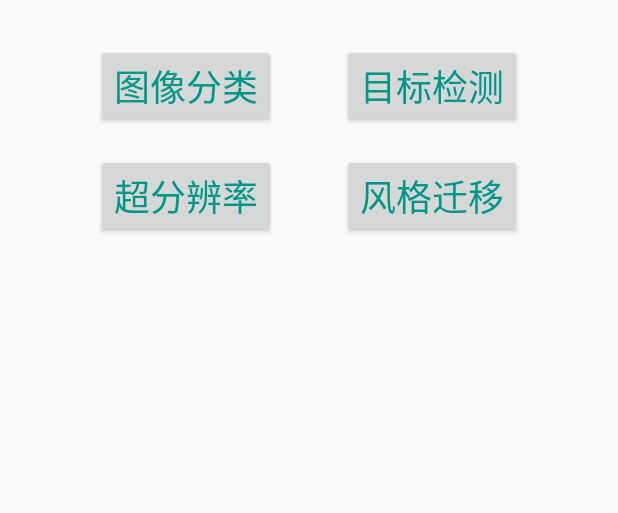
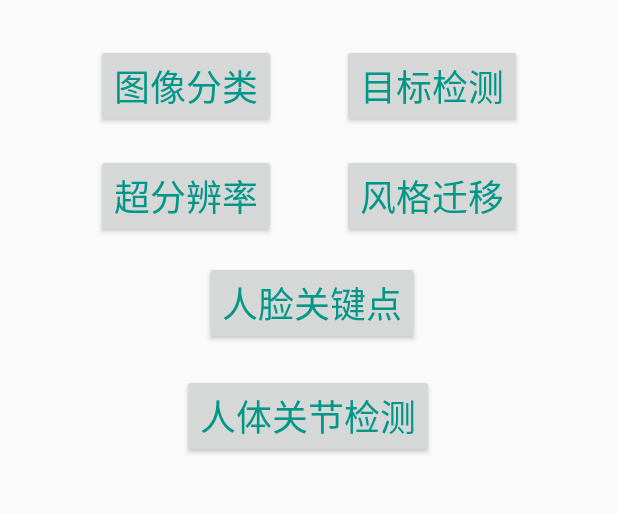
Before and after one commit to FubaoWang/learn_android, an Android app: the screen it shows after launch (MainActivity), on a phone screen of 412 x 824 dp, the part 574-1087 px from its top. Run offline under Robolectric (Android 15) with nearby library versions, the phone set to English and light mode, and no system bars; our stand-ins replace data binding, navigation-ui.

Commit message:
完成人脸关键点与人体关节检测的界面搭建

```diff
--- a/AIDemo/app/build.gradle
+++ b/AIDemo/app/build.gradle
@@ -16,10 +16,11 @@ android {
             cmake {
                 arguments "-DANDROID_ARM_NEON=TRUE", "-DANDROID_PLATFORM=android-21", "-DANDROID_STL=c++_shared"
                 cppFlags ""
+                abiFilters "armeabi-v7a" , "arm64-v8a"
             }
         }
         ndk {
-            moduleName "MNNwfb"
+            moduleName "jniLibs"
             ldLibs "log", "z", "m"
             abiFilters "armeabi-v7a", "arm64-v8a"
         }
--- a/AIDemo/app/src/main/AndroidManifest.xml
+++ b/AIDemo/app/src/main/AndroidManifest.xml
@@ -14,6 +14,7 @@
         android:roundIcon="@mipmap/ic_launcher_round"
         android:supportsRtl="true"
         android:theme="@style/AppTheme">
+        <activity android:name=".SurfaceActivity"></activity>
         <activity android:name=".MainActivity">
             <intent-filter>
                 <action android:name="android.intent.action.MAIN" />
--- a/AIDemo/app/src/main/res/layout/fragment_title.xml
+++ b/AIDemo/app/src/main/res/layout/fragment_title.xml
@@ -123,6 +123,34 @@
             app:layout_constraintTop_toTopOf="@+id/guideline7" />
 
         <Button
+            android:id="@+id/button5"
+            android:layout_width="wrap_content"
+            android:layout_height="wrap_content"
+            android:text="@string/button5"
+            android:textColor="#009688"
+            android:textSize="24sp"
+            app:layout_constraintBottom_toTopOf="@+id/guideline9"
+            app:layout_constraintEnd_toStartOf="@+id/guideline2"
+            app:layout_constraintHorizontal_bias="0.511"
+            app:layout_constraintStart_toStartOf="@+id/guideline"
+            app:layout_constraintTop_toTopOf="@+id/guideline8"
+            app:layout_constraintVertical_bias="0.434" />
+
+        <Button
+            android:id="@+id/button6"
+            android:layout_width="wrap_content"
+            android:layout_height="wrap_content"
+            android:text="@string/button6"
+            android:textColor="#009688"
+            android:textSize="24sp"
+            app:layout_constraintBottom_toBottomOf="parent"
+            app:layout_constraintEnd_toStartOf="@+id/guideline2"
+            app:layout_constraintHorizontal_bias="0.496"
+            app:layout_constraintStart_toStartOf="@+id/guideline"
+            app:layout_constraintTop_toTopOf="@+id/guideline9"
+            app:layout_constraintVertical_bias="0.076" />
+
+        <Button
             android:id="@+id/button4"
             android:layout_width="wrap_content"
             android:layout_height="wrap_content"
--- a/AIDemo/app/src/main/res/navigation/graph_nav.xml
+++ b/AIDemo/app/src/main/res/navigation/graph_nav.xml
@@ -26,6 +26,9 @@
         <action
             android:id="@+id/action_titleFragment_to_styleTransferFragment"
             app:destination="@id/styleTransferFragment" />
+        <action
+            android:id="@+id/action_titleFragment_to_surfaceActivity"
+            app:destination="@id/surfaceActivity" />
     </fragment>
     <fragment
         android:id="@+id/classificationFragment"
@@ -69,4 +72,9 @@
             android:id="@+id/action_styleTransferFragment_to_titleFragment"
             app:destination="@id/titleFragment" />
     </fragment>
+    <activity
+        android:id="@+id/surfaceActivity"
+        android:name="com.example.aidemo.SurfaceActivity"
+        android:label="NCNN"
+        tools:layout="@layout/activity_surface" />
 </navigation>
--- a/AIDemo/app/src/main/res/values/strings.xml
+++ b/AIDemo/app/src/main/res/values/strings.xml
@@ -8,6 +8,8 @@
     <string name="button2">目标检测</string>
     <string name="button3">超分辨率</string>
     <string name="button4">风格迁移</string>
+    <string name="button5">人脸关键点</string>
+    <string name="button6">人体关节检测</string>
     <string name="dialog_tile">Are you sure?</string>
     <string name="dialog_ok">OK</string>
     <string name="dialog_cancle">Cancle</string>
```
Also changed, not shown: AIDemo/app/src/main/cpp/CMakeLists.txt (+7 -16 lines), AIDemo/app/src/main/java/com/example/aidemo/SurfaceActivity.java (added, +88 -0 lines), AIDemo/app/src/main/java/com/example/aidemo/TitleFragment.java (+12 -0 lines), AIDemo/app/src/main/res/drawable/ic_baseline_arrow_back_24.xml (added, +10 -0 lines), AIDemo/app/src/main/res/layout/activity_surface.xml (added, +156 -0 lines), 1 other file.
